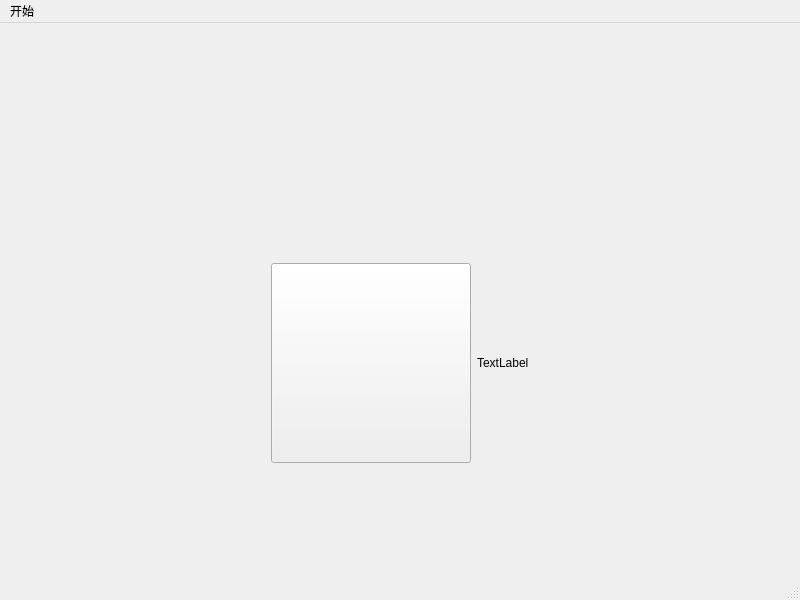
Before: the Qt Designer form CircuitSimulator_in_Cpp/startwindow.ui in Nowherechan/CircuitSimulator_in_Cpp, drawn with Qt 5.
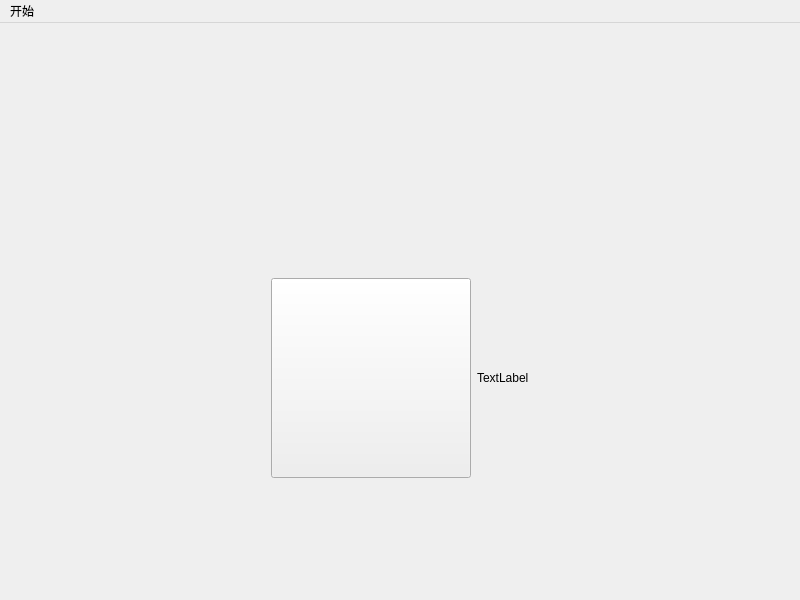
After: the same form once the commit is applied. Icons and pictures are not drawn. Custom widgets are drawn as their Qt base class.

What changed in the file:
```diff
--- a/CircuitSimulator_in_Cpp/startwindow.ui
+++ b/CircuitSimulator_in_Cpp/startwindow.ui
@@ -180,7 +180,6 @@
    </widget>
    <addaction name="menu_Start"/>
   </widget>
-  <widget class="QStatusBar" name="statusbar"/>
   <action name="actionExit">
    <property name="text">
     <string>退出</string>
```
